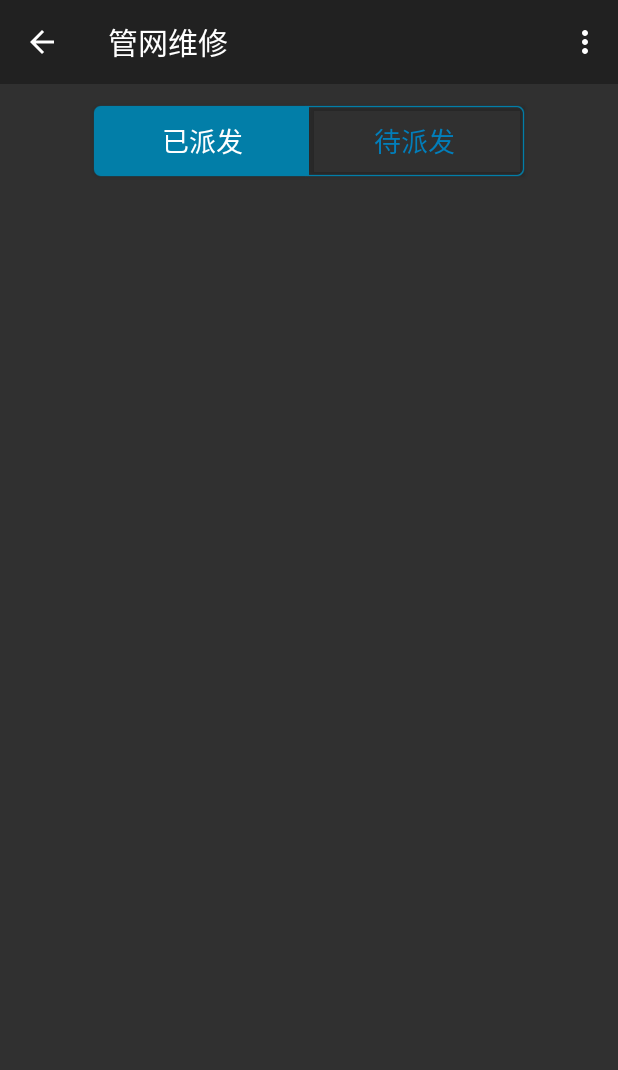
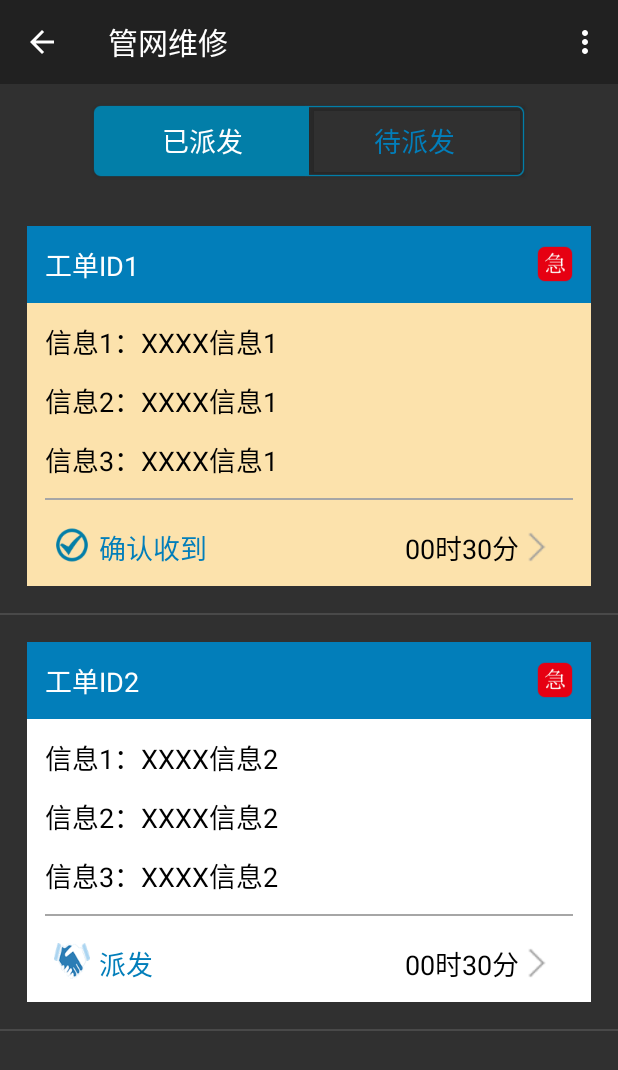
Before and after one commit to ming127138/WorkAssistant, an Android app: the fragment PipeRepairDistributeOffFragment placed in its activity, on a phone screen of 412 x 824 dp. Shown: the top 1070 px of the screen. Run offline under Robolectric (Android 15) with nearby library versions, the phone set to English and light mode, and no system bars.

Commit message:
new pipeRepairDistributeOff

```diff
--- a/app/src/main/AndroidManifest.xml
+++ b/app/src/main/AndroidManifest.xml
@@ -54,6 +54,10 @@
             android:name=".view.PipeRepairProgressActivity"
             android:label="@string/title_activity_pipe_repair_progress" >
         </activity>
+        <activity
+            android:name=".view.PipeRepairDistributeInfoActivity"
+            android:label="@string/title_activity_pipe_repair_distribute_info" >
+        </activity>
     </application>
 
 </manifest>
--- /dev/null
+++ b/app/src/main/java/com/gzrijing/workassistant/adapter/PipeRepairDistributeOffAdapter.java
@@ -0,0 +1,127 @@
+package com.gzrijing.workassistant.adapter;
+
+import android.content.Context;
+import android.content.Intent;
+import android.view.LayoutInflater;
+import android.view.View;
+import android.view.ViewGroup;
+import android.widget.BaseAdapter;
+import android.widget.ImageView;
+import android.widget.LinearLayout;
+import android.widget.RelativeLayout;
+import android.widget.TextView;
+
+import com.gzrijing.workassistant.R;
+import com.gzrijing.workassistant.entity.PipeRepairDistributeOff;
+import com.gzrijing.workassistant.view.PipeRepairDistributeInfoActivity;
+import com.gzrijing.workassistant.view.PipeRepairProgressActivity;
+
+import java.util.List;
+
+public class PipeRepairDistributeOffAdapter extends BaseAdapter {
+    private Context context;
+    private LayoutInflater listContainer;
+    private List<PipeRepairDistributeOff> repairOffInfos;
+
+    public PipeRepairDistributeOffAdapter(
+            Context context, List<PipeRepairDistributeOff> repairOffInfos) {
+        this.context = context;
+        listContainer = LayoutInflater.from(context);
+        this.repairOffInfos = repairOffInfos;
+    }
+
+    @Override
+    public int getCount() {
+        return repairOffInfos.size();
+    }
+
+    @Override
+    public Object getItem(int position) {
+        return repairOffInfos.get(position);
+    }
+
+    @Override
+    public long getItemId(int position) {
+        return position;
+    }
+
+    @Override
+    public View getView(final int position, View convertView, ViewGroup parent) {
+        ViewHolder v = null;
+        if (convertView == null) {
+            v = new ViewHolder();
+            convertView = listContainer.inflate(
+                    R.layout.listview_item_pipe_repair_distribute_off, parent, false);
+            v.id = (TextView) convertView.findViewById(
+                    R.id.listview_item_pipe_repair_distribute_off_id_tv);
+            v.urgent = (ImageView) convertView.findViewById(
+                    R.id.listview_item_pipe_repair_distribute_off_urgent_iv);
+            v.one = (TextView) convertView.findViewById(
+                    R.id.listview_item_pipe_repair_distribute_off_info1_tv);
+            v.two = (TextView) convertView.findViewById(
+                    R.id.listview_item_pipe_repair_distribute_off_info2_tv);
+            v.three = (TextView) convertView.findViewById(
+                    R.id.listview_item_pipe_repair_distribute_off_info3_tv);
+            v.distribute = (RelativeLayout) convertView.findViewById(
+                    R.id.listview_item_pipe_repair_distribute_off_distribute_rl);
+            v.icon = (ImageView) convertView.findViewById(
+                    R.id.listview_item_pipe_repair_distribute_off_icon_iv);
+            v.sign = (TextView) convertView.findViewById(
+                    R.id.listview_item_pipe_repair_distribute_off_sign_tv);
+            v.time = (TextView) convertView.findViewById(
+                    R.id.listview_item_pipe_repair_distribute_off_time_tv);
+            v.bg = (LinearLayout) convertView.findViewById(
+                    R.id.listview_item_pipe_repair_distribute_off_bg_ll);
+            convertView.setTag(v);
+        } else {
+            v = (ViewHolder) convertView.getTag();
+        }
+        v.id.setText(repairOffInfos.get(position).getId());
+        v.one.setText(repairOffInfos.get(position).getInfo1());
+        v.two.setText(repairOffInfos.get(position).getInfo2());
+        v.three.setText(repairOffInfos.get(position).getInfo3());
+        v.time.setText(repairOffInfos.get(position).getTime());
+        if(repairOffInfos.get(position).isUrgent()){
+            v.urgent.setVisibility(View.VISIBLE);
+        }else{
+            v.urgent.setVisibility(View.GONE);
+        }
+        if(repairOffInfos.get(position).isFlag()){
+            v.bg.setBackgroundResource(R.color.white);
+            v.icon.setImageResource(R.drawable.icon_distribute_task);
+            v.sign.setText("派发");
+        }else{
+            v.bg.setBackgroundResource(R.color.pink_bg);
+            v.icon.setImageResource(R.drawable.icon_confirm);
+            v.sign.setText("确认收到");
+        }
+
+        v.distribute.setOnClickListener(new View.OnClickListener() {
+            @Override
+            public void onClick(View v) {
+                if(repairOffInfos.get(position).isFlag()){
+                    Intent intent = new Intent(context, PipeRepairDistributeInfoActivity.class);
+                    intent.putExtra("id", repairOffInfos.get(position).getId());
+                    context.startActivity(intent);
+                }else{
+                    repairOffInfos.get(position).setFlag(true);
+                    notifyDataSetChanged();
+                }
+            }
+        });
+        return convertView;
+    }
+
+    class ViewHolder {
+        private TextView id;
+        private ImageView urgent;
+        private TextView one;
+        private TextView two;
+        private TextView three;
+        private RelativeLayout distribute;
+        private ImageView icon;
+        private TextView sign;
+        private TextView time;
+        private LinearLayout bg;
+    }
+}
--- /dev/null
+++ b/app/src/main/java/com/gzrijing/workassistant/entity/PipeRepairDistributeOff.java
@@ -0,0 +1,80 @@
+package com.gzrijing.workassistant.entity;
+
+public class PipeRepairDistributeOff {
+    private String id;
+    private boolean urgent;
+    private String info1;
+    private String info2;
+    private String info3;
+    private String time;
+    private boolean flag;
+
+    public PipeRepairDistributeOff() {
+    }
+
+    public PipeRepairDistributeOff(String id, boolean urgent, String info1, String info2, String info3, String time, boolean flag) {
+        this.id = id;
+        this.urgent = urgent;
+        this.info1 = info1;
+        this.info2 = info2;
+        this.info3 = info3;
+        this.time = time;
+        this.flag = flag;
+    }
+
+    public String getId() {
+        return id;
+    }
+
+    public void setId(String id) {
+        this.id = id;
+    }
+
+    public boolean isUrgent() {
+        return urgent;
+    }
+
+    public void setUrgent(boolean urgent) {
+        this.urgent = urgent;
+    }
+
+    public String getInfo1() {
+        return info1;
+    }
+
+    public void setInfo1(String info1) {
+        this.info1 = info1;
+    }
+
+    public String getInfo2() {
+        return info2;
+    }
+
+    public void setInfo2(String info2) {
+        this.info2 = info2;
+    }
+
+    public String getInfo3() {
+        return info3;
+    }
+
+    public void setInfo3(String info3) {
+        this.info3 = info3;
+    }
+
+    public String getTime() {
+        return time;
+    }
+
+    public void setTime(String time) {
+        this.time = time;
+    }
+
+    public boolean isFlag() {
+        return flag;
+    }
+
+    public void setFlag(boolean flag) {
+        this.flag = flag;
+    }
+}
--- /dev/null
+++ b/app/src/main/java/com/gzrijing/workassistant/view/PipeRepairDistributeInfoActivity.java
@@ -0,0 +1,39 @@
+package com.gzrijing.workassistant.view;
+
+import android.support.v7.app.AppCompatActivity;
+import android.os.Bundle;
+import android.view.Menu;
+import android.view.MenuItem;
+
+import com.gzrijing.workassistant.R;
+
+public class PipeRepairDistributeInfoActivity extends AppCompatActivity {
+
+    @Override
+    protected void onCreate(Bundle savedInstanceState) {
+        super.onCreate(savedInstanceState);
+        setContentView(R.layout.activity_pipe_repair_distribute_info);
+    }
+
+    @Override
+    public boolean onCreateOptionsMenu(Menu menu) {
+        // Inflate the menu; this adds items to the action bar if it is present.
+        getMenuInflater().inflate(R.menu.menu_pipe_repair_distribute_info, menu);
+        return true;
+    }
+
+    @Override
+    public boolean onOptionsItemSelected(MenuItem item) {
+        // Handle action bar item clicks here. The action bar will
+        // automatically handle clicks on the Home/Up button, so long
+        // as you specify a parent activity in AndroidManifest.xml.
+        int id = item.getItemId();
+
+        //noinspection SimplifiableIfStatement
+        if (id == R.id.action_settings) {
+            return true;
+        }
+
+        return super.onOptionsItemSelected(item);
+    }
+}
--- a/app/src/main/java/com/gzrijing/workassistant/view/PipeRepairDistributeOffFragment.java
+++ b/app/src/main/java/com/gzrijing/workassistant/view/PipeRepairDistributeOffFragment.java
@@ -6,13 +6,22 @@ import android.support.v4.app.Fragment;
 import android.view.LayoutInflater;
 import android.view.View;
 import android.view.ViewGroup;
+import android.widget.ListView;
 
 import com.gzrijing.workassistant.R;
+import com.gzrijing.workassistant.adapter.PipeRepairDistributeOffAdapter;
+import com.gzrijing.workassistant.entity.PipeRepairDistributeOff;
+import com.gzrijing.workassistant.entity.PipeRepairDistributeOn;
+
+import java.util.ArrayList;
+import java.util.List;
 
 public class PipeRepairDistributeOffFragment extends Fragment {
 
 
     private View layoutView;
+    private ListView lv_off;
+    private List<PipeRepairDistributeOff> repairOffInfos;
 
     public PipeRepairDistributeOffFragment() {
     }
@@ -31,11 +40,20 @@ public class PipeRepairDistributeOffFragment extends Fragment {
     }
 
     private void initData() {
-
+        repairOffInfos = new ArrayList<PipeRepairDistributeOff>();
+        PipeRepairDistributeOff repairOffInfo1 = new PipeRepairDistributeOff(
+                "工单ID1", true, "XXXX信息1", "XXXX信息1", "XXXX信息1", "00时30分", false);
+        PipeRepairDistributeOff repairOffInfo2 = new PipeRepairDistributeOff(
+                "工单ID2", true, "XXXX信息2", "XXXX信息2", "XXXX信息2", "00时30分", true);
+        repairOffInfos.add(repairOffInfo1);
+        repairOffInfos.add(repairOffInfo2);
     }
 
     private void initViews() {
-
+        lv_off = (ListView) layoutView.findViewById(R.id.fragment_pipe_repair_distribute_off_lv);
+        PipeRepairDistributeOffAdapter adapter = new PipeRepairDistributeOffAdapter(
+                layoutView.getContext(), repairOffInfos);
+        lv_off.setAdapter(adapter);
     }
 
     private void setListeners() {
--- /dev/null
+++ b/app/src/main/res/layout/activity_pipe_repair_distribute_info.xml
@@ -0,0 +1,16 @@
+<RelativeLayout xmlns:android="http://schemas.android.com/apk/res/android"
+    xmlns:tools="http://schemas.android.com/tools"
+    android:layout_width="match_parent"
+    android:layout_height="match_parent"
+    android:paddingBottom="@dimen/activity_vertical_margin"
+    android:paddingLeft="@dimen/activity_horizontal_margin"
+    android:paddingRight="@dimen/activity_horizontal_margin"
+    android:paddingTop="@dimen/activity_vertical_margin"
+    tools:context="com.gzrijing.workassistant.view.PipeRepairDistributeInfoActivity">
+
+    <TextView
+        android:layout_width="wrap_content"
+        android:layout_height="wrap_content"
+        android:text="@string/hello_world" />
+
+</RelativeLayout>
--- /dev/null
+++ b/app/src/main/res/layout/listview_item_pipe_repair_distribute_off.xml
@@ -0,0 +1,158 @@
+<?xml version="1.0" encoding="utf-8"?>
+<LinearLayout xmlns:android="http://schemas.android.com/apk/res/android"
+    android:layout_width="match_parent"
+    android:layout_height="match_parent"
+    android:orientation="vertical"
+    android:padding="@dimen/sw_15dp">
+
+    <RelativeLayout
+        android:layout_width="match_parent"
+        android:layout_height="wrap_content"
+        android:background="@color/blue"
+        android:padding="@dimen/sw_10dp">
+
+        <TextView
+            android:id="@+id/listview_item_pipe_repair_distribute_off_id_tv"
+            android:layout_width="wrap_content"
+            android:layout_height="wrap_content"
+            android:layout_centerVertical="true"
+            android:text="工单ID"
+            android:textColor="@color/white"
+            android:textSize="@dimen/sw_15dp" />
+
+        <ImageView
+            android:id="@+id/listview_item_pipe_repair_distribute_off_urgent_iv"
+            android:layout_width="@dimen/sw_20dp"
+            android:layout_height="@dimen/sw_20dp"
+            android:layout_alignParentRight="true"
+            android:layout_centerVertical="true"
+            android:visibility="gone"
+            android:src="@drawable/btn_urgent" />
+    </RelativeLayout>
+
+    <LinearLayout
+        android:id="@+id/listview_item_pipe_repair_distribute_off_bg_ll"
+        android:layout_width="match_parent"
+        android:layout_height="wrap_content"
+        android:background="@color/pink_bg"
+        android:orientation="vertical">
+
+        <LinearLayout
+            android:layout_width="match_parent"
+            android:layout_height="wrap_content"
+            android:padding="@dimen/sw_10dp"
+            android:orientation="horizontal">
+
+            <TextView
+                android:layout_width="wrap_content"
+                android:layout_height="wrap_content"
+                android:text="信息1："
+                android:textColor="@color/black"
+                android:textSize="@dimen/sw_15dp" />
+
+            <TextView
+                android:id="@+id/listview_item_pipe_repair_distribute_off_info1_tv"
+                android:layout_width="wrap_content"
+                android:layout_height="wrap_content"
+                android:text="XXXXXXXXX"
+                android:textColor="@color/black"
+                android:textSize="@dimen/sw_15dp"/>
+        </LinearLayout>
+        <LinearLayout
+            android:layout_width="match_parent"
+            android:layout_height="wrap_content"
+            android:paddingLeft="@dimen/sw_10dp"
+            android:paddingRight="@dimen/sw_10dp"
+            android:orientation="horizontal">
+
+            <TextView
+                android:layout_width="wrap_content"
+                android:layout_height="wrap_content"
+                android:text="信息2："
+                android:textColor="@color/black"
+                android:textSize="@dimen/sw_15dp" />
+
+            <TextView
+                android:id="@+id/listview_item_pipe_repair_distribute_off_info2_tv"
+                android:layout_width="wrap_content"
+                android:layout_height="wrap_content"
+                android:text="XXXXXXXXX"
+                android:textColor="@color/black"
+                android:textSize="@dimen/sw_15dp"/>
+        </LinearLayout>
+        <LinearLayout
+            android:layout_width="match_parent"
+            android:layout_height="wrap_content"
+            android:padding="@dimen/sw_10dp"
+            android:orientation="horizontal">
+
+            <TextView
+                android:layout_width="wrap_content"
+                android:layout_height="wrap_content"
+                android:text="信息3："
+                android:textColor="@color/black"
+                android:textSize="@dimen/sw_15dp" />
+
+            <TextView
+                android:id="@+id/listview_item_pipe_repair_distribute_off_info3_tv"
+                android:layout_width="wrap_content"
+                android:layout_height="wrap_content"
+                android:text="XXXXXXXXX"
+                android:textColor="@color/black"
+                android:textSize="@dimen/sw_15dp"/>
+        </LinearLayout>
+
+
+        <ImageView
+            android:layout_width="match_parent"
+            android:layout_height="1dp"
+            android:layout_marginLeft="@dimen/sw_10dp"
+            android:layout_marginRight="@dimen/sw_10dp"
+            android:background="@color/grey"/>
+
+        <RelativeLayout
+            android:id="@+id/listview_item_pipe_repair_distribute_off_distribute_rl"
+            android:layout_width="match_parent"
+            android:layout_height="wrap_content"
+            android:padding="@dimen/sw_10dp"
+            android:layout_marginTop="@dimen/sw_5dp">
+
+            <ImageView
+                android:id="@+id/listview_item_pipe_repair_distribute_off_icon_iv"
+                android:layout_width="@dimen/sw_30dp"
+                android:layout_height="@dimen/sw_20dp"
+                android:src="@drawable/icon_confirm"/>
+
+            <TextView
+                android:id="@+id/listview_item_pipe_repair_distribute_off_sign_tv"
+                android:layout_width="wrap_content"
+                android:layout_height="wrap_content"
+                android:layout_centerVertical="true"
+                android:layout_toRightOf="@+id/listview_item_pipe_repair_distribute_off_icon_iv"
+                android:text="确认收到"
+                android:textColor="@color/blue"
+                android:textSize="@dimen/sw_15dp"/>
+
+            <TextView
+                android:id="@+id/listview_item_pipe_repair_distribute_off_time_tv"
+                android:layout_width="wrap_content"
+                android:layout_height="wrap_content"
+                android:layout_centerVertical="true"
+                android:text="00时40分"
+                android:textColor="@color/black"
+                android:textSize="@dimen/sw_15dp"
+                android:layout_toLeftOf="@+id/imageView2" />
+
+            <ImageView
+                android:id="@+id/imageView2"
+                android:layout_width="@dimen/sw_20dp"
+                android:layout_height="@dimen/sw_20dp"
+                android:layout_centerVertical="true"
+                android:layout_alignParentRight="true"
+                android:layout_marginRight="@dimen/sw_10dp"
+                android:src="@drawable/btn_arrow"/>
+
+        </RelativeLayout>
+
+    </LinearLayout>
+</LinearLayout>
--- /dev/null
+++ b/app/src/main/res/menu/menu_pipe_repair_distribute_info.xml
@@ -0,0 +1,7 @@
+<menu xmlns:android="http://schemas.android.com/apk/res/android"
+    xmlns:app="http://schemas.android.com/apk/res-auto"
+    xmlns:tools="http://schemas.android.com/tools"
+    tools:context="com.gzrijing.workassistant.view.PipeRepairDistributeInfoActivity">
+    <item android:id="@+id/action_settings" android:title="@string/action_settings"
+        android:orderInCategory="100" app:showAsAction="never" />
+</menu>
--- a/app/src/main/res/values/colors.xml
+++ b/app/src/main/res/values/colors.xml
@@ -9,4 +9,5 @@
     <color name="grey_bg">#DDDDDD</color>//221,221,221
     <color name="grey_content">#EBEBF4</color>//235,235,244
     <color name="grey_text">#858E99</color>//133,142,153
+    <color name="pink_bg">#FCE2AC</color>//252,226,172
 </resources>
--- a/app/src/main/res/values/strings.xml
+++ b/app/src/main/res/values/strings.xml
@@ -12,4 +12,6 @@
     <string name="title_activity_pipe_inspection_report">问题上报</string>
     <string name="title_activity_pipe_repair_distribute">管网维修</string>
     <string name="title_activity_pipe_repair_progress">PipeRepairProgressActivity</string>
+    <string name="title_activity_pipe_repair_distribute_info">PipeRepairDistributeInfoActivity
+    </string>
 </resources>
```
Also changed, not shown: app/src/main/res/drawable-xhdpi/icon_confirm.png (added), app/src/main/res/drawable-xhdpi/icon_distribute_task.png (added).
